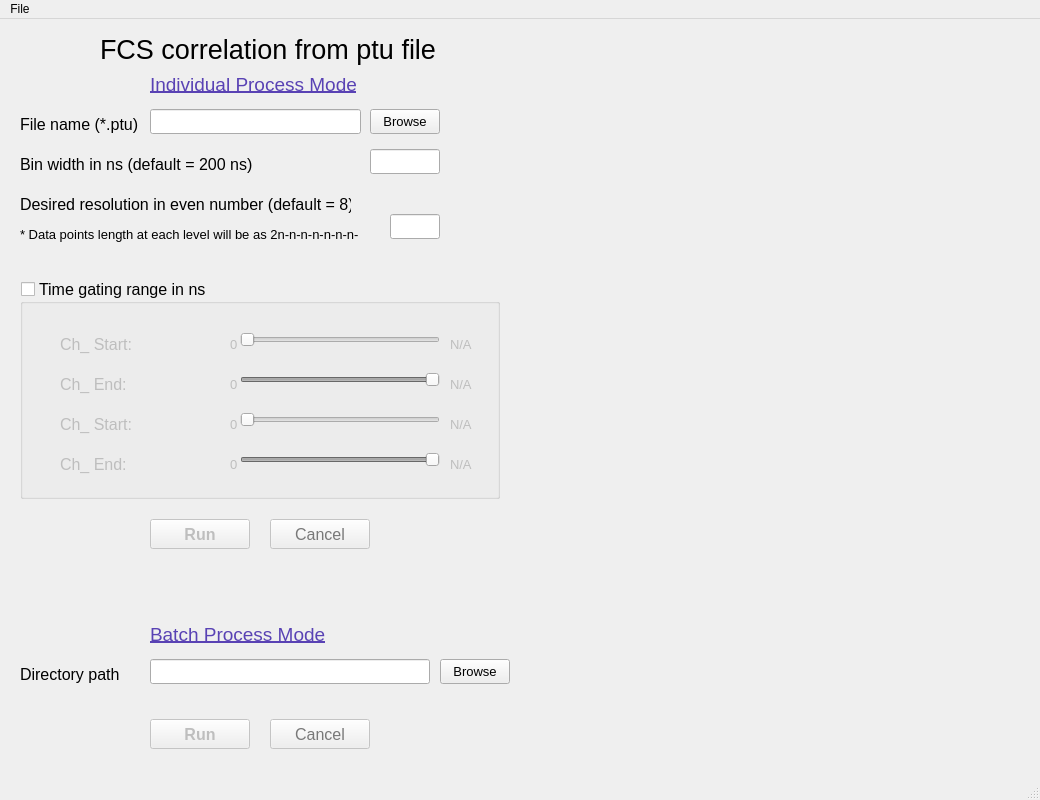
First picture: the form in GUI/ptu_corr_gui_frame.ui, repository hheekwak/FCS_Leelab, before the edit.
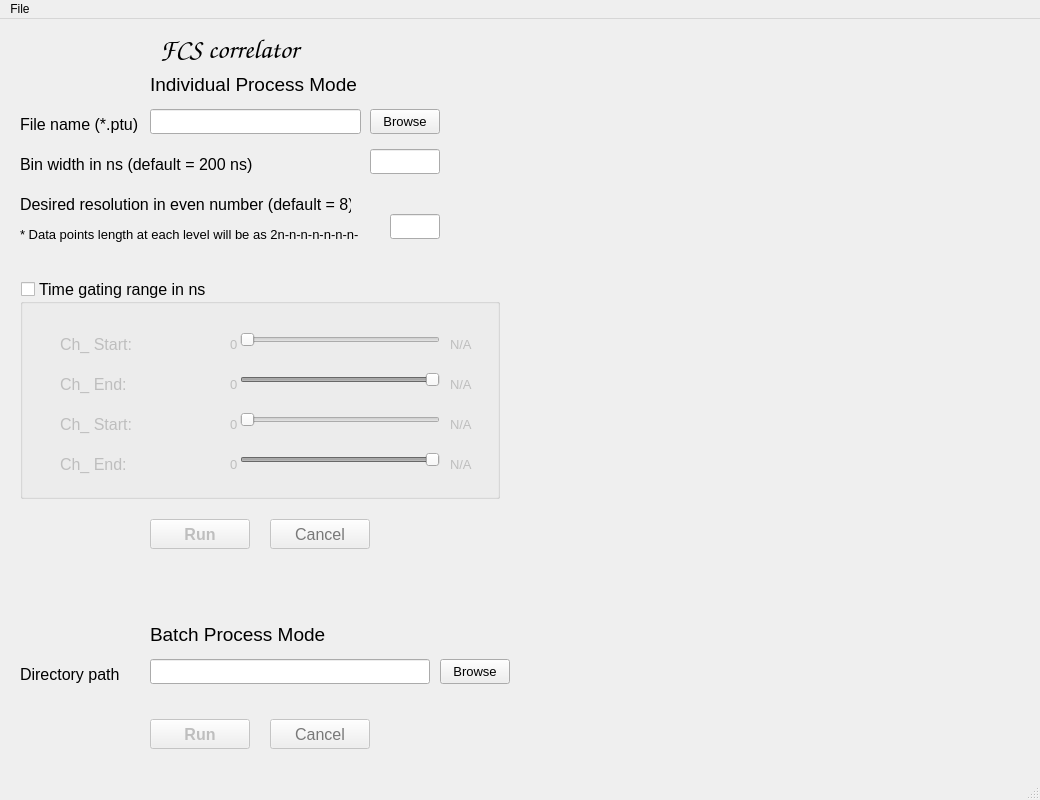
Second picture: the form after the edit.

```diff
--- a/GUI/ptu_corr_gui_frame.ui
+++ b/GUI/ptu_corr_gui_frame.ui
@@ -10,6 +10,12 @@
     <height>800</height>
    </rect>
   </property>
+  <property name="font">
+   <font>
+    <weight>50</weight>
+    <bold>false</bold>
+   </font>
+  </property>
   <property name="windowTitle">
    <string>MainWindow</string>
   </property>
@@ -17,22 +23,26 @@
    <widget class="QLabel" name="Title">
     <property name="geometry">
      <rect>
-      <x>100</x>
+      <x>160</x>
       <y>0</y>
-      <width>340</width>
-      <height>61</height>
+      <width>190</width>
+      <height>60</height>
      </rect>
     </property>
     <property name="font">
      <font>
+      <family>Comic Sans MS</family>
       <pointsize>20</pointsize>
+      <weight>50</weight>
+      <italic>false</italic>
+      <bold>false</bold>
      </font>
     </property>
     <property name="layoutDirection">
      <enum>Qt::LeftToRight</enum>
     </property>
     <property name="text">
-     <string>FCS correlation from ptu file</string>
+     <string>FCS correlator</string>
     </property>
    </widget>
    <widget class="QLabel" name="filename_label">
@@ -928,9 +938,9 @@
        <colorrole role="WindowText">
         <brush brushstyle="SolidPattern">
          <color alpha="255">
-          <red>89</red>
-          <green>66</green>
-          <blue>180</blue>
+          <red>0</red>
+          <green>0</green>
+          <blue>0</blue>
          </color>
         </brush>
        </colorrole>
@@ -957,9 +967,9 @@
        <colorrole role="WindowText">
         <brush brushstyle="SolidPattern">
          <color alpha="255">
-          <red>89</red>
-          <green>66</green>
-          <blue>180</blue>
+          <red>0</red>
+          <green>0</green>
+          <blue>0</blue>
          </color>
         </brush>
        </colorrole>
@@ -1020,7 +1030,7 @@
       <weight>50</weight>
       <italic>false</italic>
       <bold>false</bold>
-      <underline>true</underline>
+      <underline>false</underline>
       <strikeout>false</strikeout>
      </font>
     </property>
@@ -1043,9 +1053,9 @@
        <colorrole role="WindowText">
         <brush brushstyle="SolidPattern">
          <color alpha="255">
-          <red>89</red>
-          <green>66</green>
-          <blue>180</blue>
+          <red>0</red>
+          <green>0</green>
+          <blue>0</blue>
          </color>
         </brush>
        </colorrole>
@@ -1072,9 +1082,9 @@
        <colorrole role="WindowText">
         <brush brushstyle="SolidPattern">
          <color alpha="255">
-          <red>89</red>
-          <green>66</green>
-          <blue>180</blue>
+          <red>0</red>
+          <green>0</green>
+          <blue>0</blue>
          </color>
         </brush>
        </colorrole>
@@ -1135,7 +1145,7 @@
       <weight>50</weight>
       <italic>false</italic>
       <bold>false</bold>
-      <underline>true</underline>
+      <underline>false</underline>
       <strikeout>false</strikeout>
      </font>
     </property>
```
Left out of the diff: 44 changed lines with no effect on the pictures.
